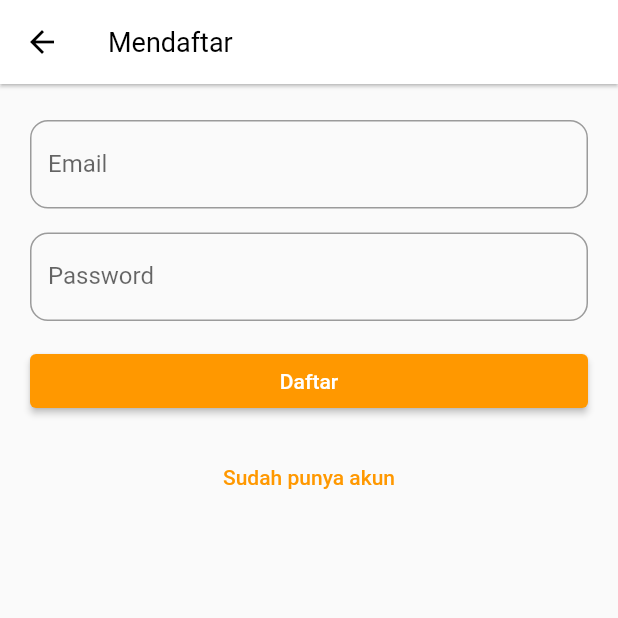
After one commit to aprxty3/flutter_mfa, a Flutter app: the RegisterScreen screen opened directly, on a phone screen of 412 x 824 dp, the top half of it. The commit adds this screen. Run offline on Flutter 3.47's test engine with Material 2 defaults, Android fonts, the phone set to English and light mode, and no system bars; our stand-ins replace go_router, supabase_flutter; accounts and stored records are empty.

Commit message:
build screen page

```diff
--- /dev/null
+++ b/lib/screen/register_screen.dart
@@ -0,0 +1,117 @@
+import 'package:flutter/material.dart';
+import 'package:flutter_mfa/screen/login_screen.dart';
+import 'package:go_router/go_router.dart';
+import 'package:supabase_flutter/supabase_flutter.dart';
+
+import '../utils/helper.dart';
+import 'mfa_enroll_screen.dart';
+
+class RegisterScreen extends StatefulWidget {
+  const RegisterScreen({super.key});
+  static const route = '/screen/register';
+
+  @override
+  State<RegisterScreen> createState() => _RegisterScreenState();
+}
+
+class _RegisterScreenState extends State<RegisterScreen> {
+  final _emailController = TextEditingController();
+  final _passwordController = TextEditingController();
+
+  bool _isLoading = false;
+
+  @override
+  void dispose() {
+    _emailController.dispose();
+    _passwordController.dispose();
+    super.dispose();
+  }
+
+  @override
+  Widget build(BuildContext context) {
+    return Scaffold(
+      appBar: AppBar(title: const Text('Mendaftar')),
+      body: ListView(
+        padding: const EdgeInsets.symmetric(horizontal: 20, vertical: 24),
+        children: [
+          _emailForm(),
+          const SizedBox(height: 16),
+          _passwordForm(),
+          const SizedBox(height: 16),
+          _registerButton(),
+          const SizedBox(height: 16),
+          _loginButton(),
+        ],
+      ),
+    );
+  }
+
+  _emailForm() {
+    return TextFormField(
+      controller: _emailController,
+      decoration: const InputDecoration(
+        label: Text('Email'),
+      ),
+    );
+  }
+
+  _passwordForm() {
+    return TextFormField(
+      controller: _passwordController,
+      decoration: const InputDecoration(
+        label: Text('Password'),
+      ),
+      obscureText: true,
+    );
+  }
+
+  _registerButton() {
+    return ElevatedButton(
+      onPressed: () async {
+        try {
+          setState(() {
+            _isLoading = true;
+          });
+          final email = _emailController.text.trim();
+          final password = _passwordController.text.trim();
+          await supabase.auth.signUp(
+            email: email,
+            password: password,
+            emailRedirectTo:
+                'mfa-app://callback${MFAEnrollScreen.route}', // redirect the user to setup MFA page after email confirmation
+          );
+          if (mounted) {
+            ScaffoldMessenger.of(context)
+                .showSnackBar(const SnackBar(content: Text('Cek Inbox')));
+          }
+        } on AuthException catch (error) {
+          ScaffoldMessenger.of(context)
+              .showSnackBar(SnackBar(content: Text(error.message)));
+        } catch (error) {
+          ScaffoldMessenger.of(context)
+              .showSnackBar(const SnackBar(content: Text('Error tak terduga')));
+        }
+        if (mounted) {
+          setState(() {
+            _isLoading = false;
+          });
+        }
+      },
+      child: _isLoading
+          ? const SizedBox(
+              height: 24,
+              width: 24,
+              child:
+                  Center(child: CircularProgressIndicator(color: Colors.white)),
+            )
+          : const Text('Daftar'),
+    );
+  }
+
+  _loginButton() {
+    return TextButton(
+      onPressed: () => context.push(LoginScreen.route),
+      child: const Text('Sudah punya akun'),
+    );
+  }
+}
--- a/lib/utils/helper.dart
+++ b/lib/utils/helper.dart
@@ -1,7 +1,7 @@
 import 'package:flutter/material.dart';
 import 'package:supabase_flutter/supabase_flutter.dart';
 
-final supaase = Supabase.instance.client;
+final supabase = Supabase.instance.client;
 
 final appTheme = ThemeData.light().copyWith(
   primaryColorDark: Colors.orange,
```
Also changed, not shown: lib/screen/home_screen.dart (added, +11 -0 lines), lib/screen/list_maf_screen.dart (added, +11 -0 lines), lib/screen/login_screen.dart (added, +16 -0 lines), lib/screen/mfa_enroll_screen.dart (added, +16 -0 lines), lib/screen/mfa_verify_screen.dart (added, +11 -0 lines).
